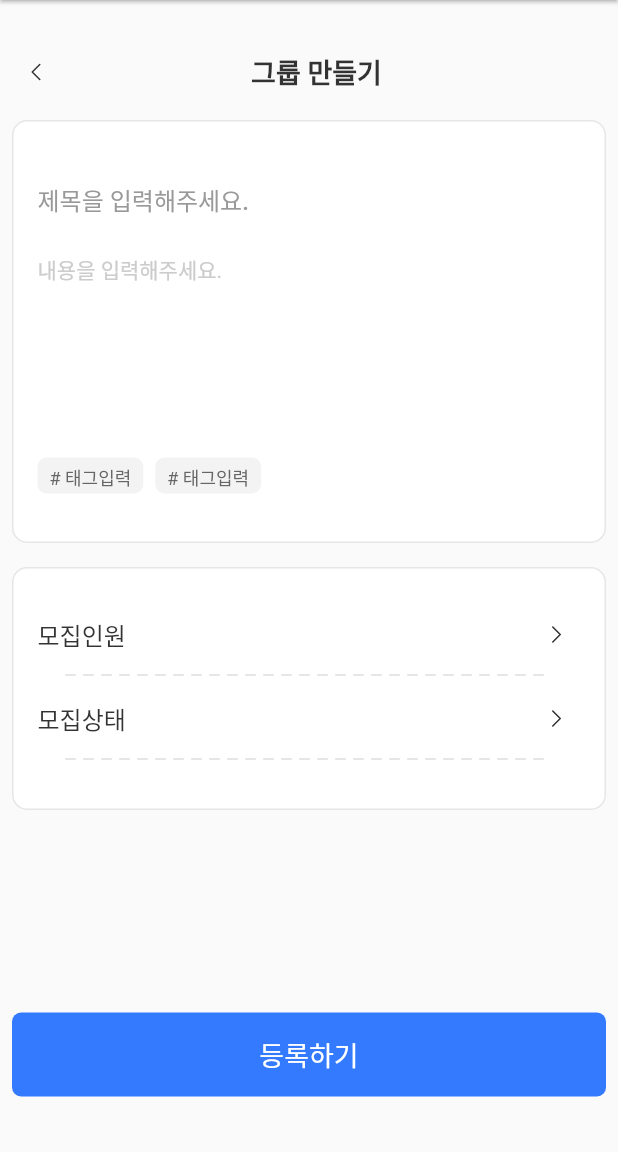
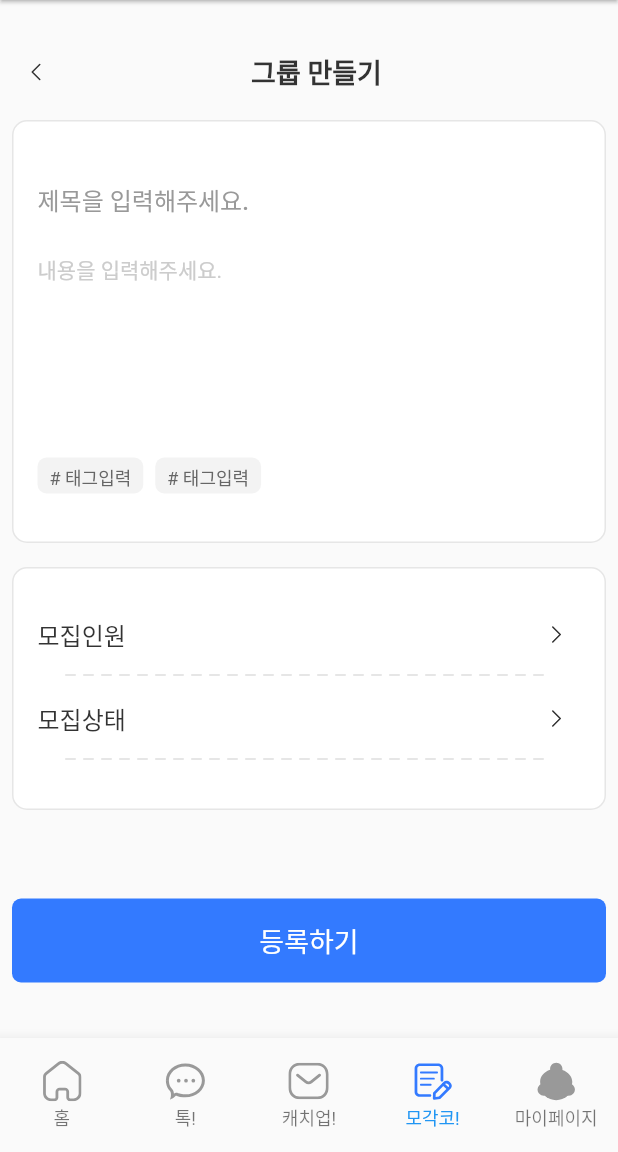
Before and after one commit to CosmicLatte009/spec, a Flutter app: the screen it shows after launch, after a tap on an icon or button, on a phone screen of 412 x 824 dp, the part 84-1236 px from its top. Run offline on Flutter 3.47's test engine with Material 2 defaults, Android fonts, the phone set to English and light mode, and no system bars; our stand-ins replace dio, flutter_secure_storage, flutter_svg, flutter_switch, get; network calls fail; Roboto replaces fonts that are missing (Pretendard); project files that could hold a hidden picture were left out.

Commit message:
Fix: bottomNavBar 오버플로우 에러

```diff
--- a/lib/view/page/mogak/create_mogak_page.dart
+++ b/lib/view/page/mogak/create_mogak_page.dart
@@ -92,12 +92,12 @@ class CreateMogakPage extends GetView<CreateMogakController> {
           const SizedBox(height: 37),
         ],
       ),
-      // bottomNavigationBar: CustomBottomNavigationBar(
-      //   currentIndex: 3,
-      //   onTap: (val) {
-      //     print(val);
-      //   },
-      // ),
+      bottomNavigationBar: CustomBottomNavigationBar(
+        currentIndex: 3,
+        onTap: (val) {
+          print(val);
+        },
+      ),
     );
   }
 }
--- a/lib/view/page/mogak/mogak_page.dart
+++ b/lib/view/page/mogak/mogak_page.dart
@@ -86,12 +86,12 @@ class MogakPage extends GetView<MogakController> {
           Get.to(const CreateMogakPage());
         },
       ),
-      // bottomNavigationBar: CustomBottomNavigationBar(
-      //   currentIndex: 3,
-      //   onTap: (val) {
-      //     print(val);
-      //   },
-      // ),
+      bottomNavigationBar: CustomBottomNavigationBar(
+        currentIndex: 3,
+        onTap: (val) {
+          print(val);
+        },
+      ),
     );
   }
 }
--- a/lib/view/widget/navigation/bottomnavigationbar.dart
+++ b/lib/view/widget/navigation/bottomnavigationbar.dart
@@ -1,3 +1,5 @@
+import 'dart:io';
+
 import 'package:flutter/material.dart';
 import 'package:flutter_svg/svg.dart';
 import 'package:spec/util/app_color.dart';
@@ -78,6 +80,7 @@ class CustomBottomNavigationBar extends StatefulWidget {
   final Function(int) onTap;
 
   CustomBottomNavigationBar({
+    super.key,
     required this.currentIndex,
     required this.onTap,
   });
@@ -90,10 +93,11 @@ class CustomBottomNavigationBar extends StatefulWidget {
 class _CustomBottomNavigationBarState extends State<CustomBottomNavigationBar> {
   @override
   Widget build(BuildContext context) {
-    return Container(
-      height: 76,
+    return SizedBox(
+      height: Platform.isIOS ? 100 : 76,
       child: BottomNavigationBar(
-        unselectedLabelStyle: AppTextStyles.body12R(color: Color(0xFF999999)),
+        unselectedLabelStyle:
+            AppTextStyles.body12R(color: const Color(0xFF999999)),
         selectedLabelStyle: AppTextStyles.body12R(color: AppColor.primary80),
         type: BottomNavigationBarType.fixed,
         items: List.generate(widget.bottomNavBarItems.length, (index) {
```
